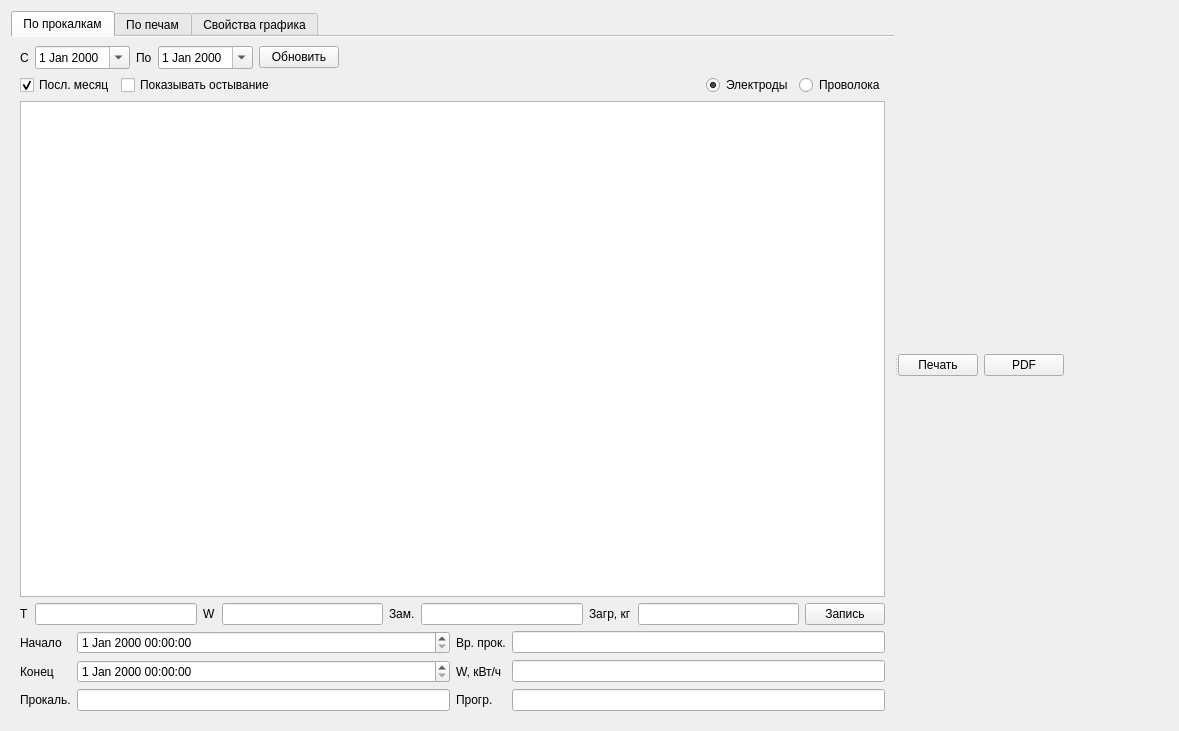
This is formgraph/formgraph.ui in Sergeyego/ovens as Qt 5 draws it before an edit. The edited form follows.
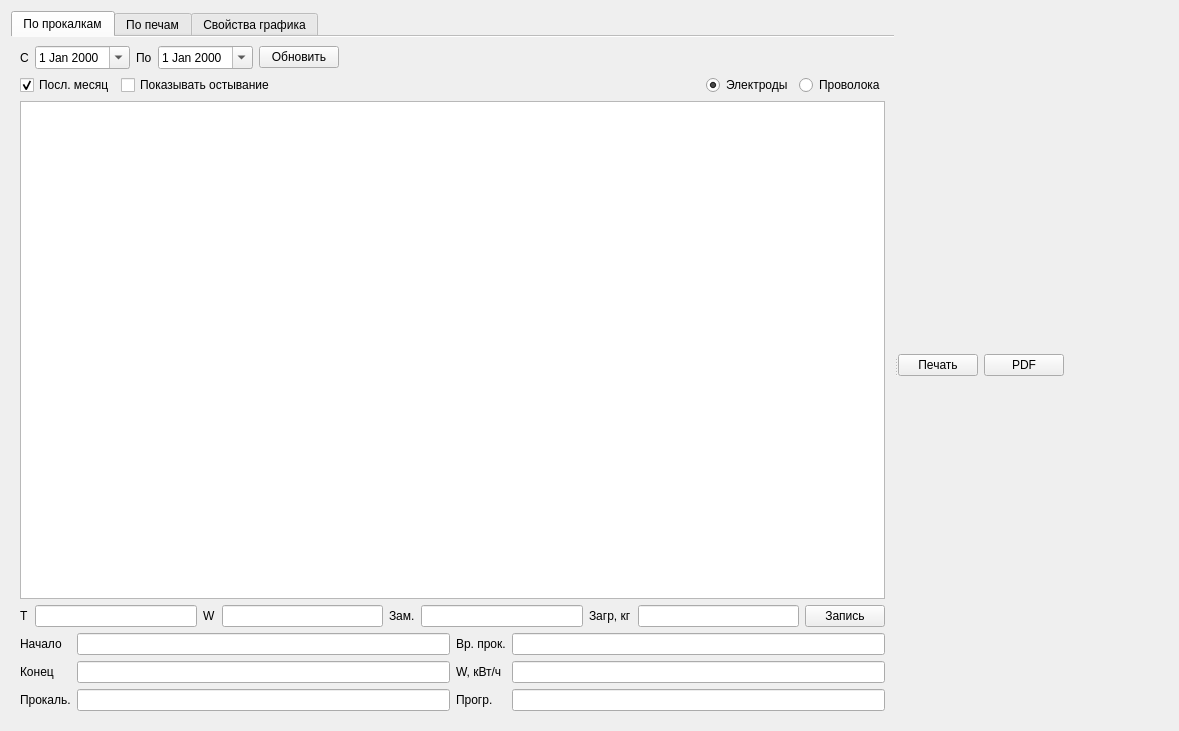
This is the edited form. Custom widgets are drawn as their Qt base class.

The edit to the form file:
```diff
--- a/formgraph/formgraph.ui
+++ b/formgraph/formgraph.ui
@@ -145,6 +145,9 @@
           <property name="sortingEnabled">
            <bool>false</bool>
           </property>
+          <attribute name="verticalHeaderVisible">
+           <bool>false</bool>
+          </attribute>
          </widget>
         </item>
         <item>
@@ -228,9 +231,6 @@
             </property>
            </widget>
           </item>
-          <item row="1" column="1">
-           <widget class="RestDateTimeEdit" name="dateTimeEditProcEnd"/>
-          </item>
           <item row="2" column="0">
            <widget class="QLabel" name="label_9">
             <property name="text">
@@ -253,7 +253,11 @@
            </widget>
           </item>
           <item row="1" column="3">
-           <widget class="QLineEdit" name="lineEditEnerg"/>
+           <widget class="QLineEdit" name="lineEditEnerg">
+            <property name="readOnly">
+             <bool>true</bool>
+            </property>
+           </widget>
           </item>
           <item row="2" column="2">
            <widget class="QLabel" name="label_12">
@@ -270,7 +274,18 @@
            </widget>
           </item>
           <item row="0" column="1">
-           <widget class="RestDateTimeEdit" name="dateTimeEditProcBeg"/>
+           <widget class="QLineEdit" name="lineEditProcBeg">
+            <property name="readOnly">
+             <bool>true</bool>
+            </property>
+           </widget>
+          </item>
+          <item row="1" column="1">
+           <widget class="QLineEdit" name="lineEditProcEnd">
+            <property name="readOnly">
+             <bool>true</bool>
+            </property>
+           </widget>
           </item>
          </layout>
         </item>
@@ -455,11 +470,6 @@
   </layout>
  </widget>
  <customwidgets>
-  <customwidget>
-   <class>RestDateTimeEdit</class>
-   <extends>QDateTimeEdit</extends>
-   <header>rest/restdateedit.h</header>
-  </customwidget>
   <customwidget>
    <class>RestTableView</class>
    <extends>QTableView</extends>
```
Left out of the diff: 6 changed lines with no effect on the pictures.
